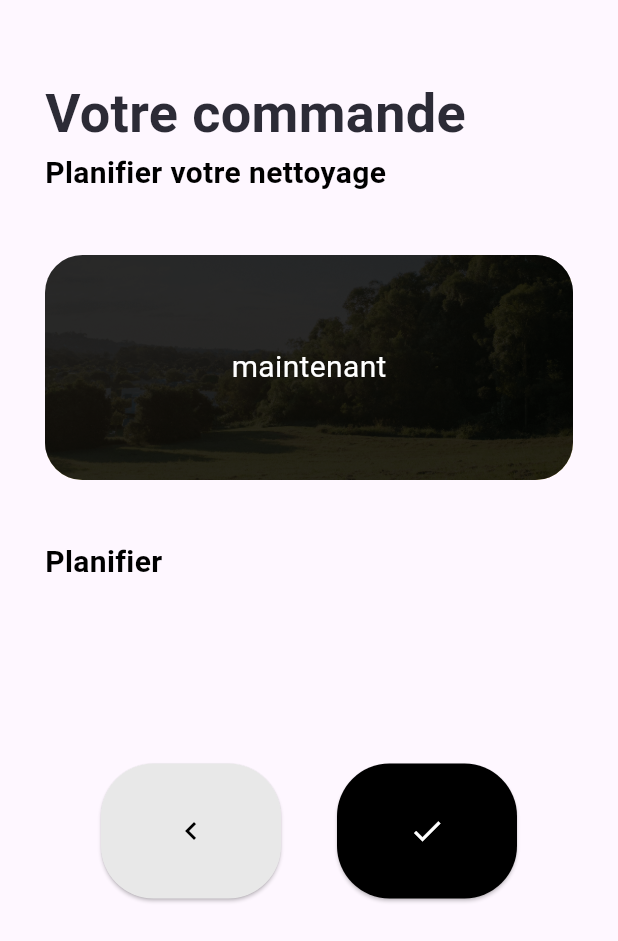
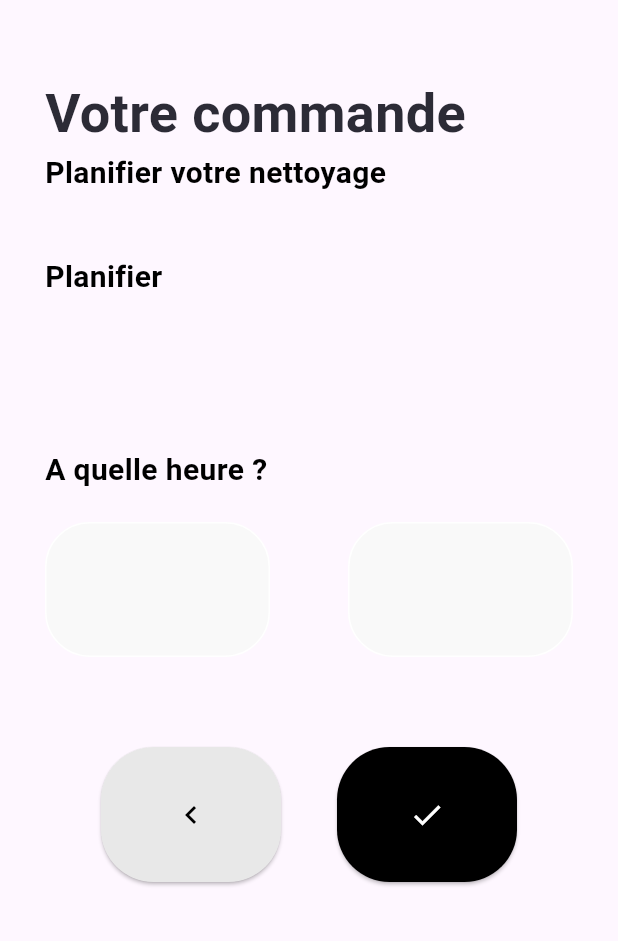
Before and after one commit to mohamedmmc/Biomania, a Flutter app: the MissionScreen screen opened by its route, after a tap on the "done" icon, on a phone screen of 412 x 824 dp. Shown: the top 941 px of the screen. Run offline on Flutter 3.47's test engine with Material 3 defaults, Android fonts, the phone set to English and light mode, and no system bars; our stand-ins replace cached_network_image, file_picker, flutter_svg, get, image_picker, intl_phone_field and 3 more; missing offline and left inert: dart_jsonwebtoken, mapbox_maps_flutter; accounts and stored records are empty; Roboto replaces fonts that are missing (SF Pro Rounded).

Commit message:
v2 starting

```diff
--- a/lib/constant/constants.dart
+++ b/lib/constant/constants.dart
@@ -1,21 +1,24 @@
-
 // constants.dart
 
 class AppConstants {
   //Login Screen
-  static const String appTitle = "Se connecter";
+  static const String appTitle = "Se connecter.";
+  static const String noAccount = "Pas de compte?";
   static const String appSubtitle = "Accéder à votre compte";
   static const String imagePath = 'assets/images/pizza.png';
-  static const String emailHintText = 'Votre adresse mail';
-  static const String passwordHintText = 'Votre mot de passe';
+  static const String emailHintText = 'exemple@exemple.fr';
+  static const String passwordHintText = '************';
   static const String forgotPasswordText = 'Mot de passe oublié?';
+  static const String privacyPolicy =
+      'Polituqe de confidentialité (privacy policy)';
   static const String loremIpsumText =
       'Ce site est protégé par reCAPTCHA. la Politique de confidentialité et les conditions d\'utilisation de Google s\'appliquent';
   static const String loginButtonText = 'Se connecter';
   static const String registerButtonText = 'S\'inscrire';
   //Inscription Screen
   static const String creerCompteTitle = "Créez votre compte";
-  static const String creerCompteSubtitle = "En vous inscrivant, vous acceptez les";
+  static const String creerCompteSubtitle =
+      "En vous inscrivant, vous acceptez les";
   static const String creerCompteSubtitle2 = 'termes d\'utilisation';
   static const String creerComptePrenom = 'Votre prénom';
   static const String creerCompteNom = 'Votre nom';
@@ -23,11 +26,12 @@ class AppConstants {
   static const String creerCompteMDP = 'Définissez votre mot de passe';
   static const String creerCompteCMDP = 'Confirmez votre mot de passe';
   static const String creerMatriculeFiscal = 'Entrer votre matricule fiscale';
-  static const String creerPasseport= 'Entrer votre numéro de passeport';
+  static const String creerPasseport = 'Entrer votre numéro de passeport';
   static const String creerNumFreelancer = 'Entrer votre numéro de freelancer';
   //Inscription2 Screen
   static const String completeAccountTitle = 'Complétez votre profil';
-  static const String completeAccountSubtitle = 'Nous avons besoin de plus d\'informations';
+  static const String completeAccountSubtitle =
+      'Nous avons besoin de plus d\'informations';
   static const String adresseHintText = 'Votre adresse';
   //UserType Screen
   static const String userTypeIndividual = 'Particulier';
@@ -48,17 +52,14 @@ class AppConstants {
   static const String yourCommande = 'Votre commande';
   static const String planifie = 'Planifier votre nettoyage';
   static const String planifier = 'Planifier';
+  static const String hour = 'A quelle heure ?';
+  //Etape4
 
+  static const String ajoutezVosRenseignements = 'Ajouter vos renseignements';
+  static const String typeDeLogement = 'Type de logement';
+  static const String Superficie = 'Superficie';
+  static const String NombreDePiece = 'Nombre de piéce';
+  //Etape5
 
-
-
-
-
-
-
-
-
-
-
-
+  static const String VosBesoins = 'Sélectionnez vos besoins';
 }
--- a/lib/view/Mission/components/plan_date.dart
+++ b/lib/view/Mission/components/plan_date.dart
@@ -1,27 +1,79 @@
 import 'package:Biomania2/constant/app_fonts.dart';
 import 'package:Biomania2/constant/colors.dart';
+import 'package:Biomania2/view/mission/components/plan_hour.dart';
 import 'package:flutter/material.dart';
 import 'package:get/get.dart';
 
 import '../../../constant/constants.dart';
 import '../../../widgets/custom_buttons.dart';
 import '../../../widgets/custom_image_card.dart';
+import '../../../widgets/custom_text_field.dart';
+import '../mission_controller.dart';
 
-class PlanDate extends StatelessWidget {
-  const PlanDate({super.key});
+class PlanDate extends StatefulWidget {
+  static int indexValue = 0;
+  final MissionController controller;
+
+  const PlanDate({Key? key, required this.controller}) : super(key: key);
 
   @override
+  State<PlanDate> createState() => _PlanDateState();
+}
+
+class _PlanDateState extends State<PlanDate> {
+  @override
   Widget build(BuildContext context) {
-    return Column(
+    return SingleChildScrollView(
+      physics: const BouncingScrollPhysics(),
+      child: Column(
         crossAxisAlignment: CrossAxisAlignment.start,
         children: [
           Text(AppConstants.yourCommande, style: AppFonts.x30Bold),
-        Text(AppConstants.planifie, style: AppFonts.x20Bold.copyWith(color: kBlackColor)),
+          Text(AppConstants.planifie,
+              style: AppFonts.x20Bold.copyWith(color: kBlackColor)),
           const SizedBox(height: 40),
-        CustomImageCard(image: 'assets/images/splashscreen.png',title: 'maintenant',width: Get.width,height: 150,),
-        const SizedBox(height: 40,),
-        Text(AppConstants.planifier,style: AppFonts.x20Bold.copyWith(color: kBlackColor),),
-        const SizedBox(height: 120,),
+          CustomImageCard(
+            image: 'assets/images/splashscreen.png',
+            title: 'maintenant',
+            width: Get.width,
+            height: 150,
+          ),
+          const SizedBox(
+            height: 40,
+          ),
+          Text(
+            AppConstants.planifier,
+            style: AppFonts.x20Bold.copyWith(color: kBlackColor),
+          ),
+          const SizedBox(
+            height: 100,
+          ),
+          Row(mainAxisAlignment: MainAxisAlignment.spaceBetween, children: [
+            CustomTextField(
+              width: 100,
+              height: 120,
+              textFontSize: 30,
+              textInputType: TextInputType.number,
+              textStyle: AppFonts.x20Bold.copyWith(color: kBlackColor),
+            ),
+            CustomTextField(
+              width: 100,
+              height: 120,
+              textFontSize: 30,
+              textInputType: TextInputType.number,
+              textStyle: AppFonts.x20Bold.copyWith(color: kBlackColor),
+            ),
+            CustomTextField(
+              width: 100,
+              height: 120,
+              textFontSize: 30,
+              textInputType: TextInputType.number,
+              textStyle: AppFonts.x20Bold.copyWith(color: kBlackColor),
+            ),
+          ]),
+          const SizedBox(
+            height: 60,
+          ),
           Row(
             mainAxisAlignment: MainAxisAlignment.spaceEvenly,
             children: [
@@ -30,7 +82,9 @@ class PlanDate extends StatelessWidget {
                 height: 90,
                 backgroundColor: backButton,
                 titleColor: Colors.black,
-              onPressed:(){} ,//controller.navigateToInscription,
+                onPressed: () {
+                  widget.controller.navigateToHomeScreen;
+                }, //controller.navigateToInscription,
                 icon: Icons.chevron_left_sharp,
               ),
               CustomButton(
@@ -38,12 +92,15 @@ class PlanDate extends StatelessWidget {
                 height: 90,
                 backgroundColor: Colors.black,
                 titleColor: Colors.white,
-              onPressed:(){} ,//controller.login,
+                onPressed: () {
+                  widget.controller.changeTab(PlanHour.indexValue);
+                }, //controller.login,
                 icon: Icons.done,
               )
             ],
           ),
         ],
+      ),
     );
   }
 }
--- /dev/null
+++ b/lib/view/Mission/components/plan_hour.dart
@@ -0,0 +1,92 @@
+import 'package:Biomania2/constant/app_fonts.dart';
+import 'package:Biomania2/constant/colors.dart';
+import 'package:Biomania2/view/mission/mission_controller.dart';
+import 'package:Biomania2/view/mission/components/plan_date.dart';
+import 'package:Biomania2/view/mission/components/type_logement.dart';
+import 'package:Biomania2/widgets/custom_text_field.dart';
+import 'package:flutter/material.dart';
+
+import '../../../constant/constants.dart';
+import '../../../widgets/custom_buttons.dart';
+
+class PlanHour extends StatefulWidget {
+  static int indexValue = 1;
+  final MissionController controller;
+
+  const PlanHour({Key? key, required this.controller}) : super(key: key);
+
+  @override
+  State<PlanHour> createState() => _PlanHourState();
+}
+
+class _PlanHourState extends State<PlanHour> {
+  @override
+  Widget build(BuildContext context) {
+    return Column(
+      crossAxisAlignment: CrossAxisAlignment.start,
+      children: [
+        Text(AppConstants.yourCommande, style: AppFonts.x30Bold),
+        Text(AppConstants.planifie,
+            style: AppFonts.x20Bold.copyWith(color: kBlackColor)),
+        const SizedBox(
+          height: 40,
+        ),
+        Text(
+          AppConstants.planifier,
+          style: AppFonts.x20Bold.copyWith(color: kBlackColor),
+        ),
+        const SizedBox(
+          height: 100,
+        ),
+        Text(
+          AppConstants.hour,
+          style: AppFonts.x20Bold.copyWith(color: kBlackColor),
+        ),
+        Row(mainAxisAlignment: MainAxisAlignment.spaceBetween, children: [
+          CustomTextField(
+            width: 150,
+            height: 150,
+            textFontSize: 30,
+            textInputType: TextInputType.number,
+            textStyle: AppFonts.x20Bold.copyWith(color: kBlackColor),
+          ),
+          CustomTextField(
+            width: 150,
+            height: 150,
+            textFontSize: 30,
+            textInputType: TextInputType.number,
+            textStyle: AppFonts.x20Bold.copyWith(color: kBlackColor),
+          ),
+        ]),
+        const SizedBox(
+          height: 60,
+        ),
+        Row(
+          mainAxisAlignment: MainAxisAlignment.spaceEvenly,
+          children: [
+            CustomButton(
+              radius: 35,
+              height: 90,
+              backgroundColor: backButton,
+              titleColor: Colors.black,
+              onPressed: () {
+                widget.controller.changeTab(PlanDate.indexValue);
+              }, //controller.navigateToInscription,
+              icon: Icons.chevron_left_sharp,
+            ),
+            CustomButton(
+              radius: 35,
+              height: 90,
+              backgroundColor: Colors.black,
+              titleColor: Colors.white,
+              onPressed: () {
+                widget.controller.changeTab(TypeLogement.indexValue);
+              }, //controller.login,
+              icon: Icons.done,
+            )
+          ],
+        ),
+      ],
+    );
+  }
+}
--- a/lib/view/Mission/mission_controller.dart
+++ b/lib/view/Mission/mission_controller.dart
@@ -1,28 +1,51 @@
 import 'package:Biomania2/repository/user_repository.dart';
-import 'package:flutter/cupertino.dart';
 import 'package:flutter/material.dart';
 import 'package:get/get.dart';
 import 'package:shared_preferences/shared_preferences.dart';
 
-class MissionController extends GetxController with GetSingleTickerProviderStateMixin{
+class MissionController extends GetxController
+    with GetSingleTickerProviderStateMixin {
   static String routeName = '/mission';
   late final tabController = TabController(length: 5, vsync: this);
 
   final TextEditingController emailController = TextEditingController();
   final TextEditingController passwordController = TextEditingController();
   final GlobalKey<FormState> formKey = GlobalKey<FormState>();
-  Future<void> setBool(String key,bool value) async {
+  Future<void> setBool(String key, bool value) async {
     SharedPreferences prefs = await SharedPreferences.getInstance();
     await prefs.setBool(key, value);
   }
+
   Future<void> navigateToInscription() async {
     Get.toNamed("inscription");
   }
+
   Future<void> login() async {
     if (formKey.currentState!.validate()) {
-      final String? token = await UserRepository.find.login(email: emailController.text, password: passwordController.text);
+      final String? token = await UserRepository.find.login(
+          email: emailController.text, password: passwordController.text);
       Get.toNamed("/home");
     }
+  }
 
+  void changeTab(int index) {
+    switch (index) {
+      case 0:
+        tabController.animateTo(index);
+        update();
+      case 1:
+        tabController.animateTo(index);
+        update();
+      case 2:
+        tabController.animateTo(index);
+        update();
+      case 3:
+        tabController.animateTo(index);
+        update();
+    }
+  }
+
+  Future<void> navigateToHomeScreen() async {
+    Get.toNamed("home");
   }
 }
--- a/lib/view/Mission/mission_screen.dart
+++ b/lib/view/Mission/mission_screen.dart
@@ -1,15 +1,13 @@
-import 'package:Biomania2/constant/colors.dart';
-import 'package:Biomania2/helper/form_validators.dart';
+import 'package:Biomania2/constant/sizes.dart';
+import 'package:Biomania2/view/mission/components/plan_date.dart';
+import 'package:Biomania2/view/mission/components/plan_hour.dart';
+import 'package:Biomania2/view/mission/components/type_logement.dart';
+import 'package:Biomania2/view/mission/mission_controller.dart';
+
 import 'package:flutter/material.dart';
 import 'package:get/get.dart';
 
-import '../../constant/app_fonts.dart';
-import '../../constant/constants.dart';
-import '../../constant/sizes.dart';
-import '../../widgets/custom_buttons.dart';
-import '../../widgets/custom_text_field.dart';
-import 'components/plan_date.dart';
-import 'mission_controller.dart';
+import '../mission/components/besoins.dart';
 
 class MissionScreen extends StatelessWidget {
   const MissionScreen({super.key});
@@ -18,20 +16,26 @@ class MissionScreen extends StatelessWidget {
   Widget build(BuildContext context) {
     //FocusNode _focusNode = FocusNode();
     return GetBuilder<MissionController>(
-      builder: (controller) => Scaffold(
+      builder: (controller) => GestureDetector(
+        onTap: () {
+          FocusManager.instance.primaryFocus?.unfocus();
+        },
+        child: Scaffold(
           body: Padding(
-          padding: const EdgeInsets.fromLTRB(Paddings.exceptional, 50, Paddings.exceptional, 0),
+            padding: const EdgeInsets.fromLTRB(
+                Paddings.exceptional, 50, Paddings.exceptional, 0),
             child: SizedBox(
               child: TabBarView(
                 controller: controller.tabController,
                 // physics: const NeverScrollableScrollPhysics(),
                 children: [
-                PlanDate(),
-                PlanDate(),
-                PlanDate(),
-                PlanDate(),
-                PlanDate(),
+                  PlanDate(controller: controller),
+                  PlanHour(controller: controller),
+                  TypeLogement(controller: controller),
+                  Besoins(controller: controller),
+                  PlanDate(controller: controller),
                 ],
+              ),
             ),
           ),
         ),
--- a/lib/view/splash_screen/splash_screen_controller.dart
+++ b/lib/view/splash_screen/splash_screen_controller.dart
@@ -1,4 +1,3 @@
-import 'package:Biomania2/view/home/home_screen.dart';
 import 'package:get/get.dart';
 import '../login/login_screen.dart';
 
@@ -9,7 +8,7 @@ class SplashScreenController extends GetxController {
   //delay with variable of time
   SplashScreenController() {
     Future.delayed(Duration(seconds: duration.inSeconds), () {
-      Get.off(() => const HomeScreen());
+      Get.off(() => const LoginScreen());
     });
   }
 }
--- a/pubspec.yaml
+++ b/pubspec.yaml
@@ -50,6 +50,7 @@ dependencies:
   mime: ^1.0.5
   mapbox_maps_flutter: ^0.5.1
   stacked_card_carousel: ^0.0.4
+  flutter_staggered_grid_view: ^0.7.0
 dev_dependencies:
   flutter_test:
     sdk: flutter
```
Also changed, not shown: lib/main.dart (+3 -4 lines), lib/networking/api_base_helper.dart (+51 -12 lines), lib/view/Mission/components/besoins.dart (added, +88 -0 lines), lib/view/Mission/components/type_logement.dart (added, +120 -0 lines), lib/view/home/components/custom_map_card.dart (+4 -8 lines), lib/view/home/home_screen.dart (+4 -3 lines), lib/view/inscription/components/personal_info.dart (+7 -5 lines), lib/view/inscription/inscription_controller.dart (+6 -4 lines), lib/view/login/login_screen.dart (+49 -31 lines), lib/widgets/custom_text_filed_number.dart (added, +66 -0 lines), pubspec.lock, 1 other file. Lines whose indentation alone changed are shown as unchanged.
